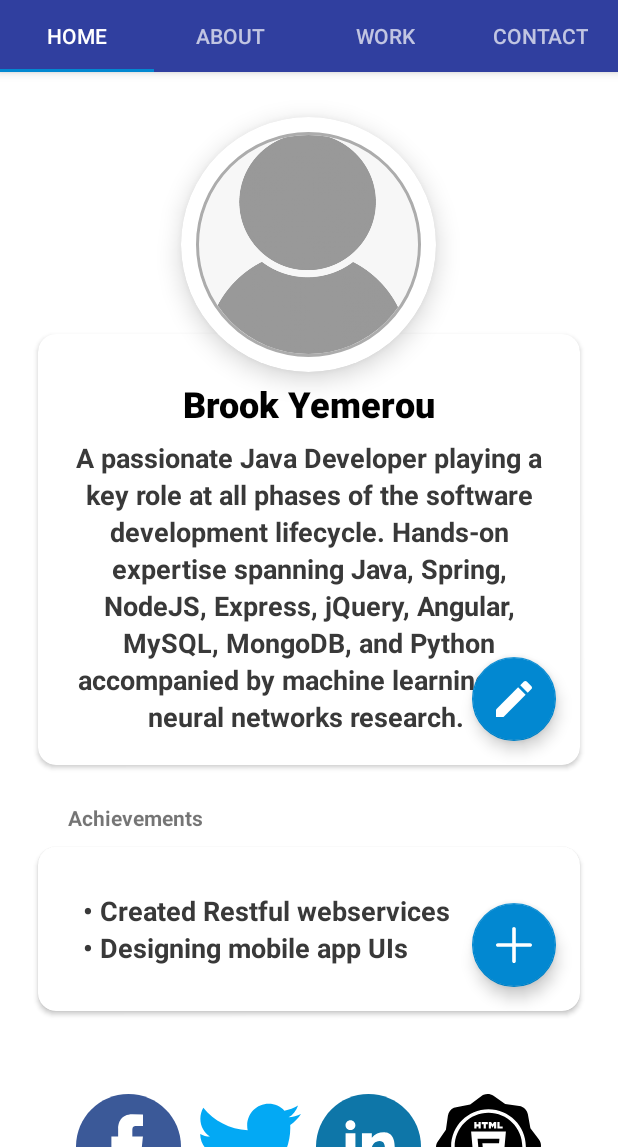
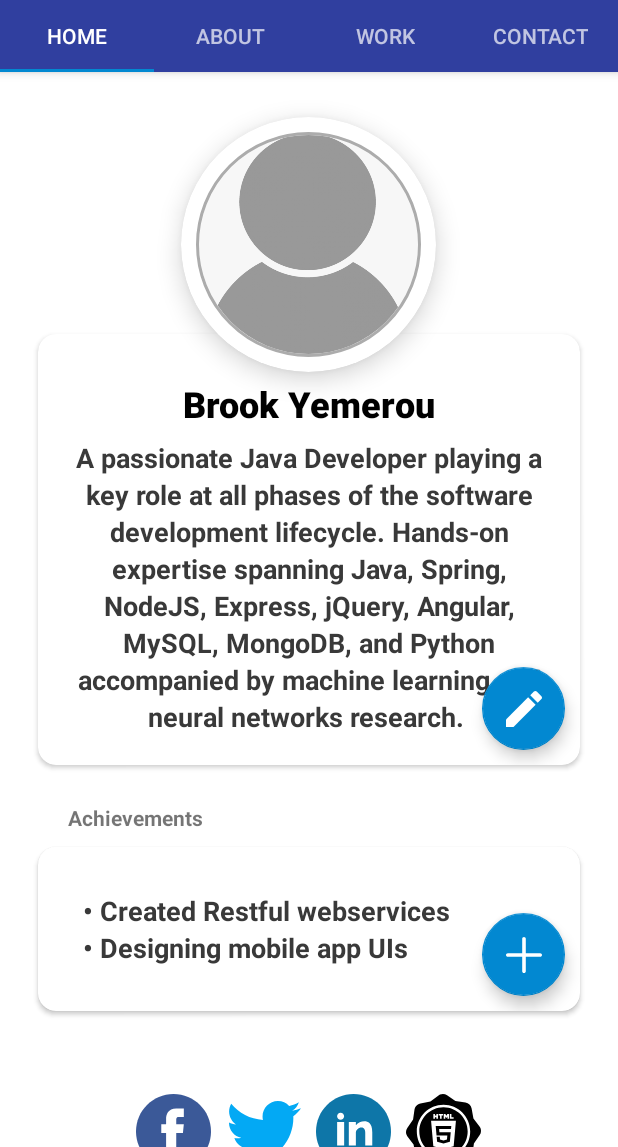
Before and after one commit to MihreteabKidane/Assignment-6, an Android app: the screen it shows after launch (MainActivity), on a phone screen of 412 x 824 dp, the part 89-1236 px from its top. Run offline under Robolectric (Android 15) with nearby library versions, the light colour scheme and no system bars; our stand-ins replace CircleImageView; Roboto replaces fonts that are not available here.

Commit message:
Redesigned link images

```diff
--- a/app/src/main/java/com/example/cvapp/HomeFragment.kt
+++ b/app/src/main/java/com/example/cvapp/HomeFragment.kt
@@ -84,6 +84,8 @@ class HomeFragment : Fragment() {
         }
     }
 
+
+
     companion object {
         /**
          * Use this factory method to create a new instance of
--- a/app/src/main/java/com/example/cvapp/MainActivity.kt
+++ b/app/src/main/java/com/example/cvapp/MainActivity.kt
@@ -34,6 +34,13 @@ class MainActivity : AppCompatActivity() {
             R.id.achieve -> addAchievement(builder, view)
         }
         builder.create().show()
+    }
+
+
+    fun profileClick(view : View) {
+        repeat(10) {
+//            println("Heyyyyyy!!!!")
+        }
     }
 
     fun editText(builder: AlertDialog.Builder, view : View) {
--- a/app/src/main/res/drawable/edit.xml
+++ b/app/src/main/res/drawable/edit.xml
@@ -1,7 +1,7 @@
 <?xml version="1.0" encoding="utf-8"?>
 <vector xmlns:android="http://schemas.android.com/apk/res/android"
-    android:width="383.947dp"
-    android:height="383.947dp"
+    android:width="5dp"
+    android:height="5dp"
     android:viewportWidth="383.947"
     android:viewportHeight="383.947">
 
--- a/app/src/main/res/drawable/facebook.xml
+++ b/app/src/main/res/drawable/facebook.xml
@@ -1,7 +1,7 @@
 <?xml version="1.0" encoding="utf-8"?>
 <vector xmlns:android="http://schemas.android.com/apk/res/android"
-    android:width="70dp"
-    android:height="70dp"
+    android:width="50dp"
+    android:height="50dp"
     android:viewportWidth="112.196"
     android:viewportHeight="112.196">
 
--- a/app/src/main/res/drawable/linkedin.xml
+++ b/app/src/main/res/drawable/linkedin.xml
@@ -1,7 +1,7 @@
 <?xml version="1.0" encoding="utf-8"?>
 <vector xmlns:android="http://schemas.android.com/apk/res/android"
-    android:width="70dp"
-    android:height="70dp"
+    android:width="50dp"
+    android:height="50dp"
     android:viewportWidth="291.319"
     android:viewportHeight="291.319">
 
--- a/app/src/main/res/drawable/personal.xml
+++ b/app/src/main/res/drawable/personal.xml
@@ -1,7 +1,7 @@
 <?xml version="1.0" encoding="utf-8"?>
 <vector xmlns:android="http://schemas.android.com/apk/res/android"
-    android:width="70dp"
-    android:height="70dp"
+    android:width="50dp"
+    android:height="50dp"
     android:viewportWidth="556.665"
     android:viewportHeight="556.665">
 
--- a/app/src/main/res/drawable/twitter.xml
+++ b/app/src/main/res/drawable/twitter.xml
@@ -1,7 +1,7 @@
 <?xml version="1.0" encoding="utf-8"?>
 <vector xmlns:android="http://schemas.android.com/apk/res/android"
-    android:width="70dp"
-    android:height="70dp"
+    android:width="50dp"
+    android:height="50dp"
     android:viewportWidth="512"
     android:viewportHeight="512">
 
--- a/app/src/main/res/layout/fragment_home.xml
+++ b/app/src/main/res/layout/fragment_home.xml
@@ -58,7 +58,7 @@
                 android:layout_marginEnd="25dp"
                 android:layout_marginRight="25dp"
                 android:layout_marginBottom="25dp"
-                android:elevation="15dp"
+                android:elevation="25dp"
                 app:cardBackgroundColor="#ffffff"
                 app:cardCornerRadius="12dp"
                 tools:targetApi="lollipop">
@@ -84,8 +84,8 @@
 
                 <com.google.android.material.floatingactionbutton.FloatingActionButton
                     android:id="@+id/editBio"
-                    android:layout_width="wrap_content"
-                    android:layout_height="wrap_content"
+                    android:layout_width="55dp"
+                    android:layout_height="55dp"
                     android:layout_gravity="bottom|end"
                     android:layout_margin="@dimen/fab_margin"
                     app:srcCompat="@drawable/edit"
@@ -111,7 +111,7 @@
                 android:layout_marginEnd="25dp"
                 android:layout_marginRight="25dp"
                 android:layout_marginBottom="25dp"
-                android:elevation="15dp"
+                android:elevation="25dp"
                 app:cardBackgroundColor="#ffffff"
                 app:cardCornerRadius="12dp"
                 tools:targetApi="lollipop">
@@ -124,8 +124,8 @@
 
                 <com.google.android.material.floatingactionbutton.FloatingActionButton
                     android:id="@+id/achieve"
-                    android:layout_width="wrap_content"
-                    android:layout_height="wrap_content"
+                    android:layout_width="55dp"
+                    android:layout_height="55dp"
                     android:layout_gravity="bottom|end"
                     android:layout_margin="@dimen/fab_margin"
                     app:srcCompat="@drawable/plus"
@@ -144,35 +144,43 @@
 
                 <ImageButton
                     android:id="@+id/facebook"
-                    android:layout_width="70dp"
-                    android:layout_height="70dp"
+                    android:layout_width="50dp"
+                    android:layout_height="50dp"
                     android:layout_marginRight="10dp"
                     android:layout_weight="1"
+                    android:clickable="true"
+                    android:onClick="profileClick"
                     android:background="@android:color/transparent"
                     android:src="@drawable/facebook" />
 
                 <ImageButton
                     android:id="@+id/twitter"
-                    android:layout_width="70dp"
-                    android:layout_height="70dp"
+                    android:layout_width="50dp"
+                    android:layout_height="50dp"
                     android:layout_weight="1"
                     android:background="@android:color/transparent"
+                    android:clickable="true"
+                    android:onClick="profileClick"
                     android:layout_marginRight="10dp"
                     android:src="@drawable/twitter" />
 
                 <ImageButton
                     android:id="@+id/linkedin"
-                    android:layout_width="70dp"
-                    android:layout_height="70dp"
+                    android:layout_width="50dp"
+                    android:layout_height="50dp"
                     android:layout_weight="1"
+                    android:clickable="true"
+                    android:onClick="profileClick"
                     android:background="@android:color/transparent"
                     android:layout_marginRight="10dp"
                     android:src="@drawable/linkedin" />
 
                 <ImageButton
                     android:id="@+id/personal"
-                    android:layout_width="70dp"
-                    android:layout_height="70dp"
+                    android:layout_width="50dp"
+                    android:layout_height="50dp"
+                    android:clickable="true"
+                    android:onClick="profileClick"
                     android:layout_weight="1"
                     android:background="@android:color/transparent"
                     android:src="@drawable/personal" />
--- a/app/src/main/res/values/dimens.xml
+++ b/app/src/main/res/values/dimens.xml
@@ -3,6 +3,6 @@
     <dimen name="activity_horizontal_margin">16dp</dimen>
     <dimen name="activity_vertical_margin">16dp</dimen>
     <dimen name="appbar_padding">16dp</dimen>
-    <dimen name="fab_margin">16dp</dimen>
+    <dimen name="fab_margin">10dp</dimen>
     <dimen name="appbar_padding_top">8dp</dimen>
 </resources>
--- a/app/src/main/res/values/styles.xml
+++ b/app/src/main/res/values/styles.xml
@@ -35,7 +35,6 @@
         <item name="android:textColor">#393939</item>
         <item name="android:textSize">18sp</item>
         <item name="android:textStyle">bold</item>
-        <item name="android:typeface">normal</item>
     </style>
 
 </resources>
```
